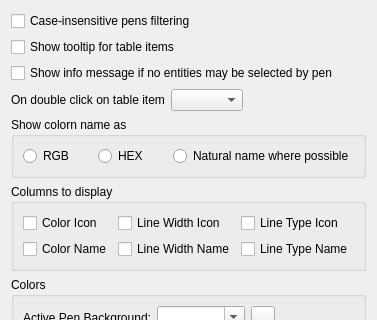
LibreCAD/LibreCAD, file librecad/src/ui/dock_widgets/pen_palette/lc_penpaletteoptionsdialog.ui: the form before one commit; both pictures show x 0 to 377 and y 0 to 320 of the 377 by 464 pixel window.
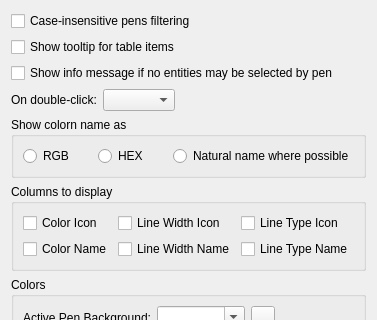
The form after the commit. Icons and pictures are not drawn.

```diff
--- a/librecad/src/ui/dock_widgets/pen_palette/lc_penpaletteoptionsdialog.ui
+++ b/librecad/src/ui/dock_widgets/pen_palette/lc_penpaletteoptionsdialog.ui
@@ -173,7 +173,7 @@
      <item>
       <widget class="QLabel" name="label_5">
        <property name="text">
-        <string>On double click on table item</string>
+        <string>On double-click:</string>
        </property>
       </widget>
      </item>
```
Left out of the diff: 2 changed lines with no effect on the pictures.
